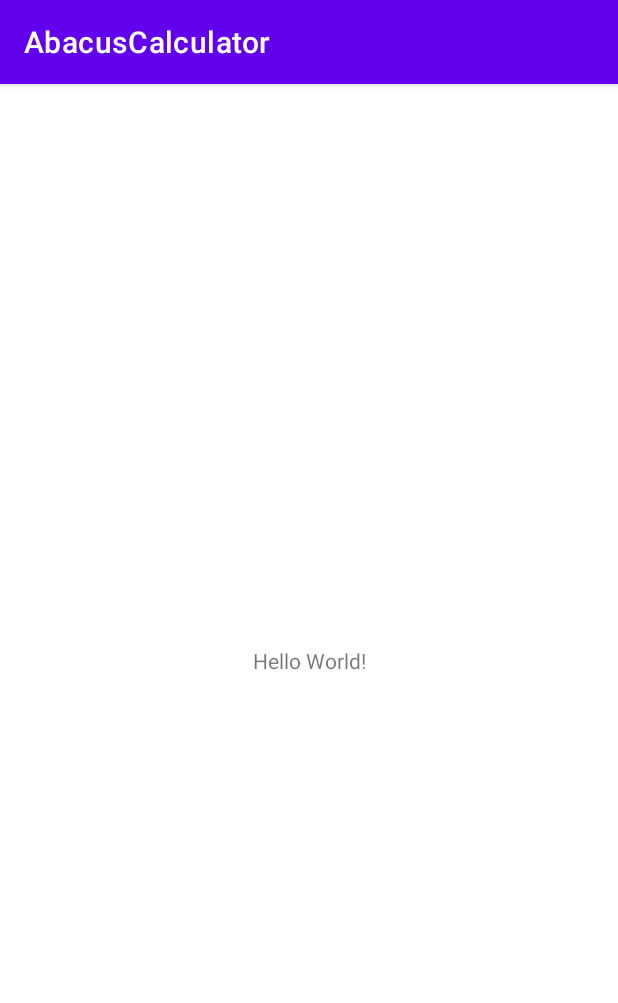
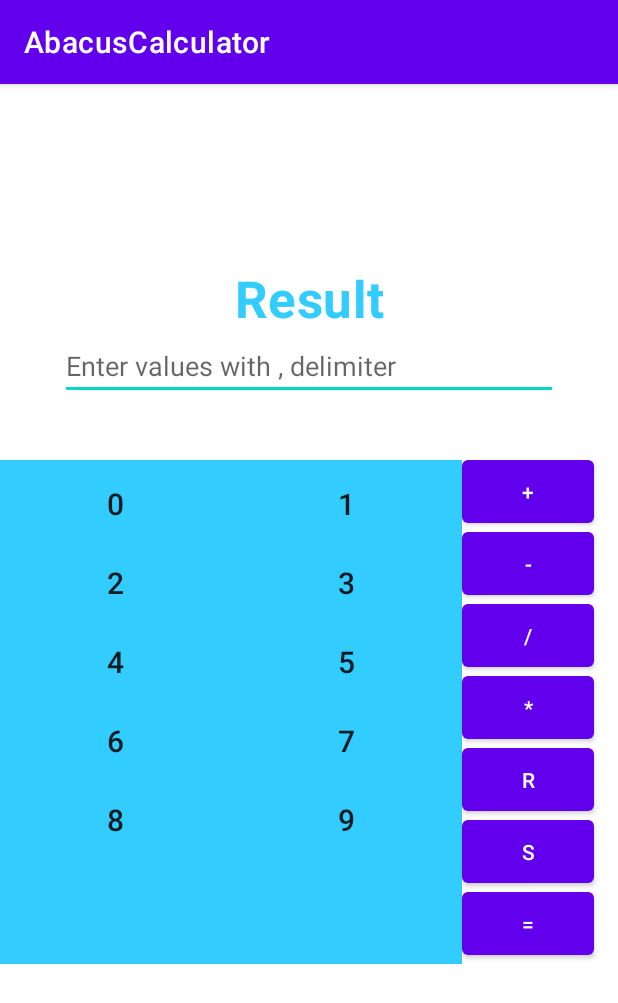
Before and after one commit to imasd88/AbacusCalculator, an Android app: the screen it shows after launch (MainActivity), on a phone screen of 412 x 824 dp. Shown: the top 1003 px of the screen. Run offline under Robolectric (Android 15) with nearby library versions, the phone set to English and light mode, and no system bars; our stand-ins replace data binding.

Commit message:
1. enabled databinding and added to layout files 2. added gradlayout recyclerview to show all the numbers 3. added buttons to show operations

```diff
--- a/app/build.gradle
+++ b/app/build.gradle
@@ -1,6 +1,7 @@
 plugins {
     id 'com.android.application'
     id 'kotlin-android'
+    id "kotlin-kapt"
 }
 
 android {
@@ -29,6 +30,10 @@ android {
     kotlinOptions {
         jvmTarget = '1.8'
     }
+
+    dataBinding {
+        enabled = true
+    }
 }
 
 dependencies {
@@ -40,4 +45,6 @@ dependencies {
     testImplementation 'junit:junit:4.+'
     androidTestImplementation 'androidx.test.ext:junit:1.1.3'
     androidTestImplementation 'androidx.test.espresso:espresso-core:3.4.0'
+    implementation 'androidx.lifecycle:lifecycle-livedata-ktx:2.3.1'
+    implementation 'androidx.lifecycle:lifecycle-viewmodel-ktx:2.3.1'
 }
--- /dev/null
+++ b/app/src/main/java/com/emazdoor/abacuscalculator/adapter/InputAdapter.kt
@@ -0,0 +1,51 @@
+package com.emazdoor.abacuscalculator.adapter
+
+import android.view.LayoutInflater
+import android.view.ViewGroup
+import androidx.recyclerview.widget.RecyclerView
+import com.emazdoor.abacuscalculator.BR
+import com.emazdoor.abacuscalculator.databinding.ItemNumbersBinding
+import com.emazdoor.abacuscalculator.model.CalcModel
+
+class InputAdapter : RecyclerView.Adapter<InputAdapter.ViewHolder>() {
+
+    var list: List<CalcModel> = emptyList()
+        set(value) {
+            field = value
+            notifyDataSetChanged()
+        }
+
+
+    inner class ViewHolder(private val binding: ItemNumbersBinding) :
+        RecyclerView.ViewHolder(binding.root) {
+        fun bind(numbersModel: CalcModel) {
+            binding.apply {
+                setVariable(BR.numbers, numbersModel)
+                executePendingBindings()
+            }
+        }
+    }
+
+    override fun onCreateViewHolder(parent: ViewGroup, viewType: Int): InputAdapter.ViewHolder {
+        return ViewHolder(
+            ItemNumbersBinding.inflate(
+                LayoutInflater.from(parent.context),
+                parent,
+                false
+            )
+        )
+    }
+
+    override fun onBindViewHolder(holder: InputAdapter.ViewHolder, position: Int) {
+        holder.apply {
+            val item = list[position]
+            bind(item)
+//            itemView.setOnClickListener { block(item.id, item.type) }
+        }
+    }
+
+    override fun getItemCount(): Int {
+        return list.size
+    }
+
+}
--- /dev/null
+++ b/app/src/main/java/com/emazdoor/abacuscalculator/model/CalcModel.kt
@@ -0,0 +1,3 @@
+package com.emazdoor.abacuscalculator.model
+
+data class CalcModel(val numbers: Int)
--- a/app/src/main/java/com/emazdoor/abacuscalculator/ui/MainActivity.kt
+++ b/app/src/main/java/com/emazdoor/abacuscalculator/ui/MainActivity.kt
@@ -2,17 +2,43 @@ package com.emazdoor.abacuscalculator.ui
 
 import android.os.Bundle
 import androidx.appcompat.app.AppCompatActivity
+import androidx.databinding.DataBindingUtil
+import androidx.lifecycle.ViewModelProvider
+import androidx.recyclerview.widget.GridLayoutManager
 import com.emazdoor.abacuscalculator.R
-import com.emazdoor.abacuscalculator.repository.CalculationRepository
+import com.emazdoor.abacuscalculator.adapter.InputAdapter
+import com.emazdoor.abacuscalculator.databinding.ActivityMainBinding
+import com.emazdoor.abacuscalculator.model.CalcModel
 
 class MainActivity : AppCompatActivity() {
+
+    lateinit var binding: ActivityMainBinding
+
+    val viewModel by lazy {
+        ViewModelProvider(this).get(MainActivityViewModel::class.java)
+    }
+
+    private val inputAdapter = InputAdapter()
+
     override fun onCreate(savedInstanceState: Bundle?) {
         super.onCreate(savedInstanceState)
-        setContentView(R.layout.activity_main)
 
-        val calculationRepository = CalculationRepository()
+        binding = DataBindingUtil.setContentView(this, R.layout.activity_main)
+        binding.also {
+            it.lifecycleOwner = this
+        }
 
-        println(calculationRepository.divide(16, 4))
+        binding.rvHome.apply {
+            adapter = inputAdapter
+            layoutManager = GridLayoutManager(context, 2)
+        }
+    }
 
+    override fun onResume() {
+        super.onResume()
+        val calcList = arrayListOf<CalcModel>()
+        for (i in 0..9)
+            calcList.add(CalcModel(numbers = i))
+        inputAdapter.list = calcList.toList()
     }
 }
--- /dev/null
+++ b/app/src/main/java/com/emazdoor/abacuscalculator/ui/MainActivityViewModel.kt
@@ -0,0 +1,13 @@
+package com.emazdoor.abacuscalculator.ui
+
+import androidx.lifecycle.LiveData
+import androidx.lifecycle.MutableLiveData
+import androidx.lifecycle.ViewModel
+
+class MainActivityViewModel : ViewModel() {
+
+    private val mutableLiveExpression = MutableLiveData<String>()
+    val liveExpression: LiveData<String>
+        get() = mutableLiveExpression
+
+}
--- a/app/src/main/res/layout/activity_main.xml
+++ b/app/src/main/res/layout/activity_main.xml
@@ -1,18 +1,114 @@
 <?xml version="1.0" encoding="utf-8"?>
-<androidx.constraintlayout.widget.ConstraintLayout xmlns:android="http://schemas.android.com/apk/res/android"
+<layout xmlns:android="http://schemas.android.com/apk/res/android"
     xmlns:app="http://schemas.android.com/apk/res-auto"
-    xmlns:tools="http://schemas.android.com/tools"
+    xmlns:tools="http://schemas.android.com/tools">
+
+    <androidx.constraintlayout.widget.ConstraintLayout
         android:layout_width="match_parent"
         android:layout_height="match_parent"
         tools:context=".ui.MainActivity">
 
         <TextView
+            android:id="@+id/result"
+            style="@style/TextAppearance.MaterialComponents.Headline4"
             android:layout_width="wrap_content"
             android:layout_height="wrap_content"
-        android:text="Hello World!"
-        app:layout_constraintBottom_toBottomOf="parent"
+            android:layout_marginTop="120dp"
+            android:text="@string/result"
+            android:textColor="@color/sky_blue"
+            android:textStyle="bold"
             app:layout_constraintLeft_toLeftOf="parent"
             app:layout_constraintRight_toRightOf="parent"
             app:layout_constraintTop_toTopOf="parent" />
 
+
+        <EditText
+            android:id="@+id/input"
+            android:layout_width="match_parent"
+            android:layout_height="wrap_content"
+            android:layout_marginHorizontal="40dp"
+            android:hint="@string/enter_values_with_delimiter"
+            android:importantForAutofill="no"
+            app:layout_constraintStart_toStartOf="parent"
+            app:layout_constraintTop_toBottomOf="@id/result" />
+
+
+        <LinearLayout
+            android:layout_width="match_parent"
+            android:layout_height="match_parent"
+            android:orientation="horizontal"
+            android:weightSum="2"
+            app:layout_constrainedHeight="true"
+            app:layout_constraintStart_toStartOf="parent"
+            app:layout_constraintTop_toBottomOf="@id/input">
+
+            <androidx.recyclerview.widget.RecyclerView
+                android:id="@+id/rv_home"
+                android:layout_width="match_parent"
+                android:layout_height="match_parent"
+                android:layout_marginTop="40dp"
+                android:layout_weight="1"
+                android:background="@color/sky_blue" />
+
+            <LinearLayout
+                android:layout_width="200dp"
+                android:layout_height="match_parent"
+                android:layout_marginTop="40dp"
+                android:layout_marginEnd="8dp"
+                android:layout_weight="1"
+                android:orientation="vertical">
+
+                <Button
+                    android:id="@+id/add"
+                    android:layout_width="wrap_content"
+                    android:layout_height="wrap_content"
+                    android:insetTop="0dp"
+                    android:text="@string/add" />
+
+                <Button
+                    android:id="@+id/subtract"
+                    android:layout_width="wrap_content"
+                    android:layout_height="wrap_content"
+                    android:insetTop="0dp"
+                    android:text="@string/subtract" />
+
+                <Button
+                    android:id="@+id/divide"
+                    android:layout_width="wrap_content"
+                    android:layout_height="wrap_content"
+                    android:insetTop="0dp"
+                    android:text="@string/divide" />
+
+                <Button
+                    android:id="@+id/multiply"
+                    android:layout_width="wrap_content"
+                    android:layout_height="wrap_content"
+                    android:insetTop="0dp"
+                    android:text="@string/multiply" />
+
+                <Button
+                    android:id="@+id/remainder"
+                    android:layout_width="wrap_content"
+                    android:layout_height="wrap_content"
+                    android:insetTop="0dp"
+                    android:text="@string/remainder" />
+
+                <Button
+                    android:id="@+id/split"
+                    android:layout_width="wrap_content"
+                    android:layout_height="wrap_content"
+                    android:insetTop="0dp"
+                    android:text="@string/split" />
+
+                <Button
+                    android:id="@+id/equal"
+                    android:layout_width="wrap_content"
+                    android:layout_height="wrap_content"
+                    android:insetTop="0dp"
+                    android:text="@string/equal" />
+
+            </LinearLayout>
+        </LinearLayout>
+
     </androidx.constraintlayout.widget.ConstraintLayout>
+</layout>
--- /dev/null
+++ b/app/src/main/res/layout/item_numbers.xml
@@ -0,0 +1,34 @@
+<?xml version="1.0" encoding="utf-8"?>
+<layout xmlns:tools="http://schemas.android.com/tools">
+
+    <data>
+
+        <variable
+            name="numbers"
+            type="com.emazdoor.abacuscalculator.model.CalcModel" />
+
+    </data>
+
+    <androidx.constraintlayout.widget.ConstraintLayout xmlns:android="http://schemas.android.com/apk/res/android"
+        xmlns:app="http://schemas.android.com/apk/res-auto"
+        android:id="@+id/main"
+        android:layout_width="match_parent"
+        android:layout_height="wrap_content"
+        android:layout_margin="10dp">
+
+        <TextView
+            android:id="@+id/title1"
+            style="@style/TextAppearance.MaterialComponents.Headline6"
+            android:layout_width="0dp"
+            android:layout_height="wrap_content"
+            android:layout_margin="5dp"
+            android:text='@{numbers.numbers + ""}'
+            android:gravity="center"
+            app:layout_constraintEnd_toEndOf="parent"
+            app:layout_constraintStart_toStartOf="parent"
+            app:layout_constraintTop_toTopOf="parent"
+            tools:text="@string/number" />
+
+    </androidx.constraintlayout.widget.ConstraintLayout>
+
+</layout>
--- a/app/src/main/res/values/colors.xml
+++ b/app/src/main/res/values/colors.xml
@@ -7,4 +7,6 @@
     <color name="teal_700">#FF018786</color>
     <color name="black">#FF000000</color>
     <color name="white">#FFFFFFFF</color>
+    <color name="sky_blue">#33CCFF</color>
+
 </resources>
--- a/app/src/main/res/values/strings.xml
+++ b/app/src/main/res/values/strings.xml
@@ -1,3 +1,14 @@
 <resources>
     <string name="app_name">AbacusCalculator</string>
+    <string name="result">Result</string>
+    <string name="add">+</string>
+    <string name="enter_values_with_delimiter">Enter values with "," delimiter</string>
+    <string name="delimiter">,</string>
+    <string name="number">number</string>
+    <string name="subtract">-</string>
+    <string name="divide">/</string>
+    <string name="multiply">*</string>
+    <string name="remainder">R</string>
+    <string name="split">S</string>
+    <string name="equal">=</string>
 </resources>
```
Lines whose indentation alone changed are shown as unchanged.
